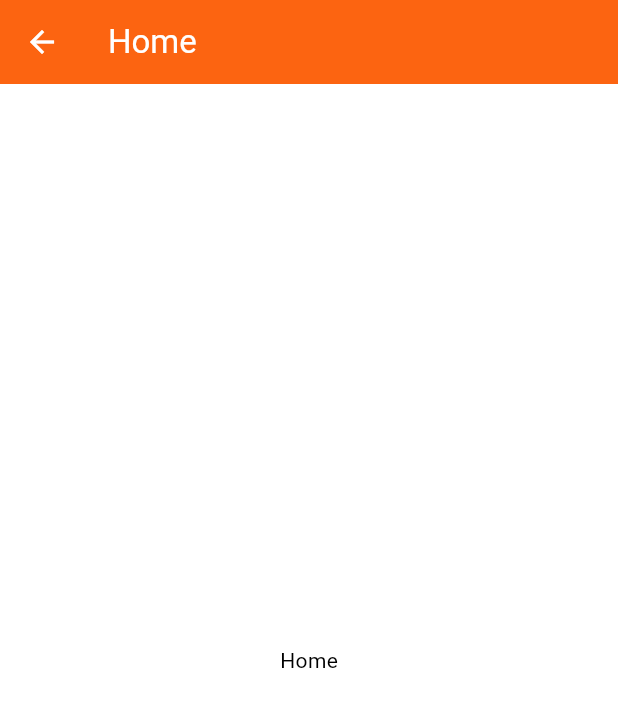
After one commit to LeoLizc/f_parche, a Flutter app: the HomePage screen opened by its route, on a phone screen of 412 x 824 dp. The commit adds this screen. Shown: the top 707 px of the screen. Run offline on Flutter 3.47's test engine with Material 2 defaults, Android fonts, the phone set to English and light mode, and no system bars; our stand-ins replace flex_color_scheme, flutter_svg, get, loggy.

Commit message:
Add SignUpPage and HomePage, update routing

```diff
--- /dev/null
+++ b/lib/ui/pages/home.dart
@@ -0,0 +1,17 @@
+import 'package:flutter/material.dart';
+
+class HomePage extends StatelessWidget {
+  const HomePage({Key? key}) : super(key: key);
+
+  @override
+  Widget build(BuildContext context) {
+    return Scaffold(
+      appBar: AppBar(
+        title: const Text('Home'),
+      ),
+      body: const Center(
+        child: Text('Home'),
+      ),
+    );
+  }
+}
```
Also changed, not shown: lib/ui/app.dart (+18 -5 lines).
